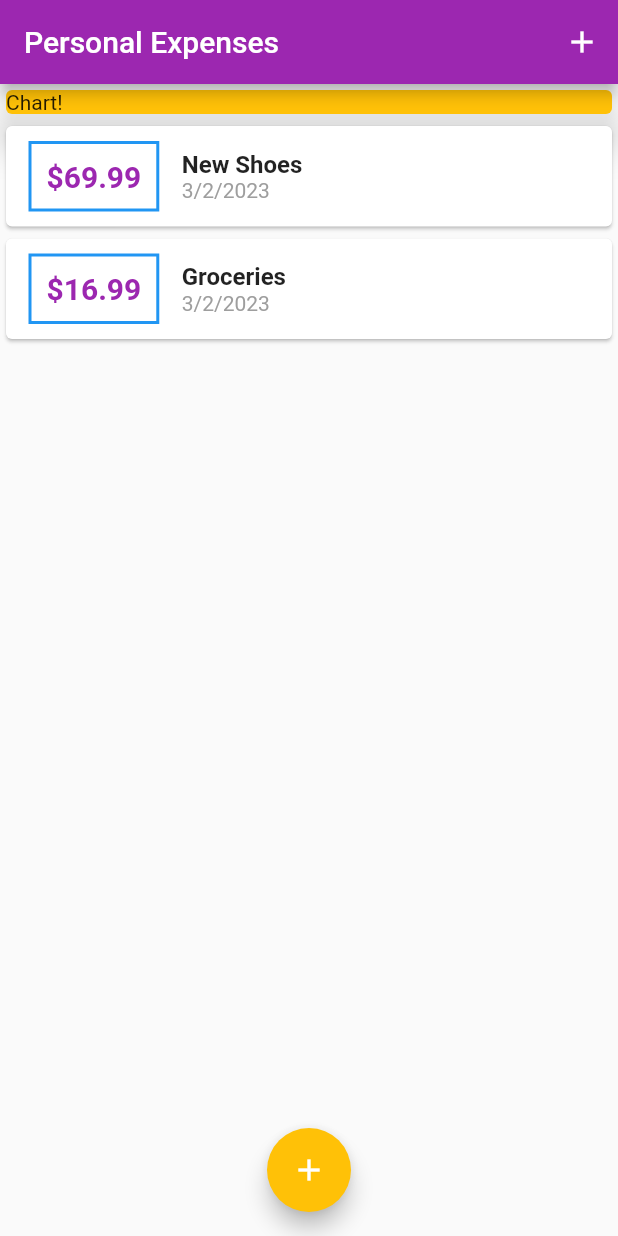
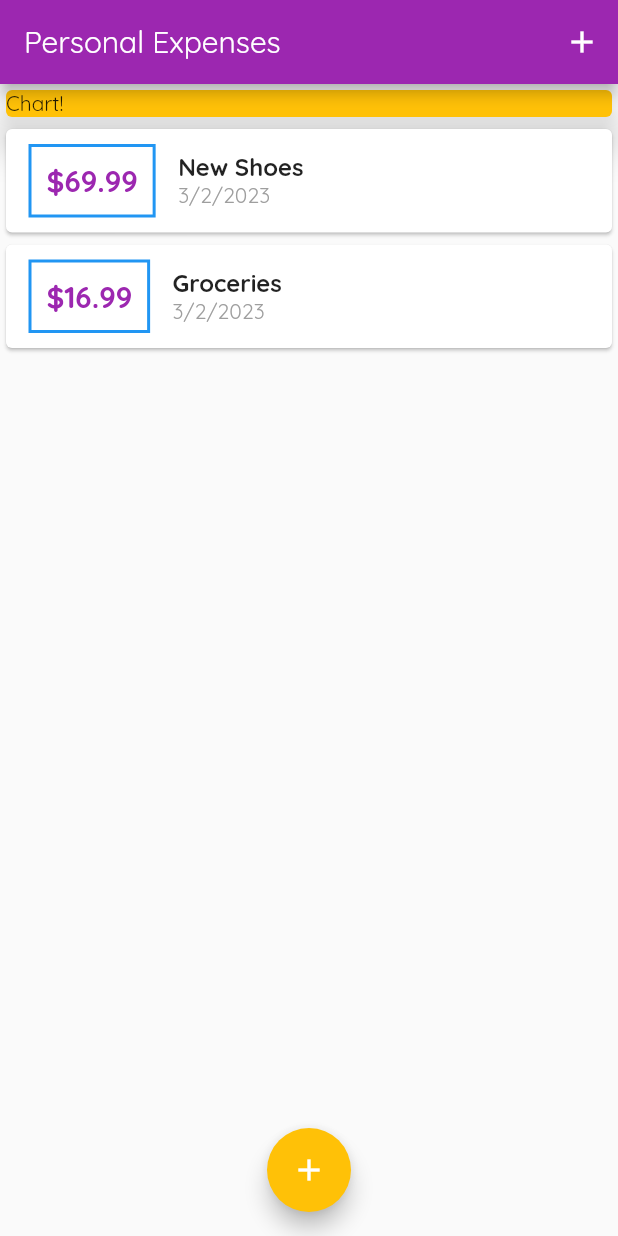
Before and after one commit to delwinbest/flutter_complete_guide, a Flutter app: the screen it shows after launch, on a phone screen of 412 x 824 dp. Run offline on Flutter 3.47's test engine with Material 2 defaults, Android fonts, the phone set to English and light mode, and no system bars.

Commit message:
add custom fonts

```diff
--- a/lib/main.dart
+++ b/lib/main.dart
@@ -12,6 +12,7 @@ class MyApp extends StatelessWidget {
     return MaterialApp(
       title: 'Personal Expenses',
       theme: ThemeData(
+          fontFamily: 'Quicksand',
           colorScheme: ColorScheme.fromSwatch(primarySwatch: Colors.purple)
               .copyWith(secondary: Colors.amber)),
       home: MyHomePage(),
```
Also changed, not shown: pubspec.yaml (+11 -6 lines), assets/fonts/OpenSans-Bold.ttf (added), assets/fonts/OpenSans-Regular.ttf (added), assets/fonts/Quicksand-Bold.ttf (added), assets/fonts/Quicksand-Light.ttf (added), assets/fonts/Quicksand-Medium.ttf (added), assets/fonts/Quicksand-Regular.ttf (added).
